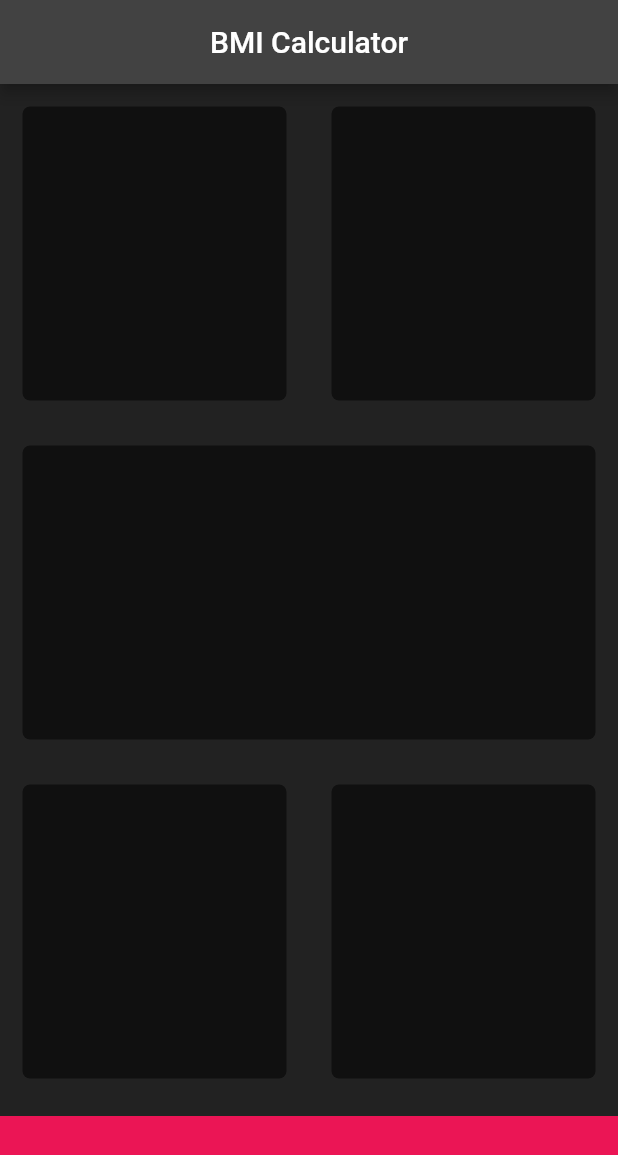
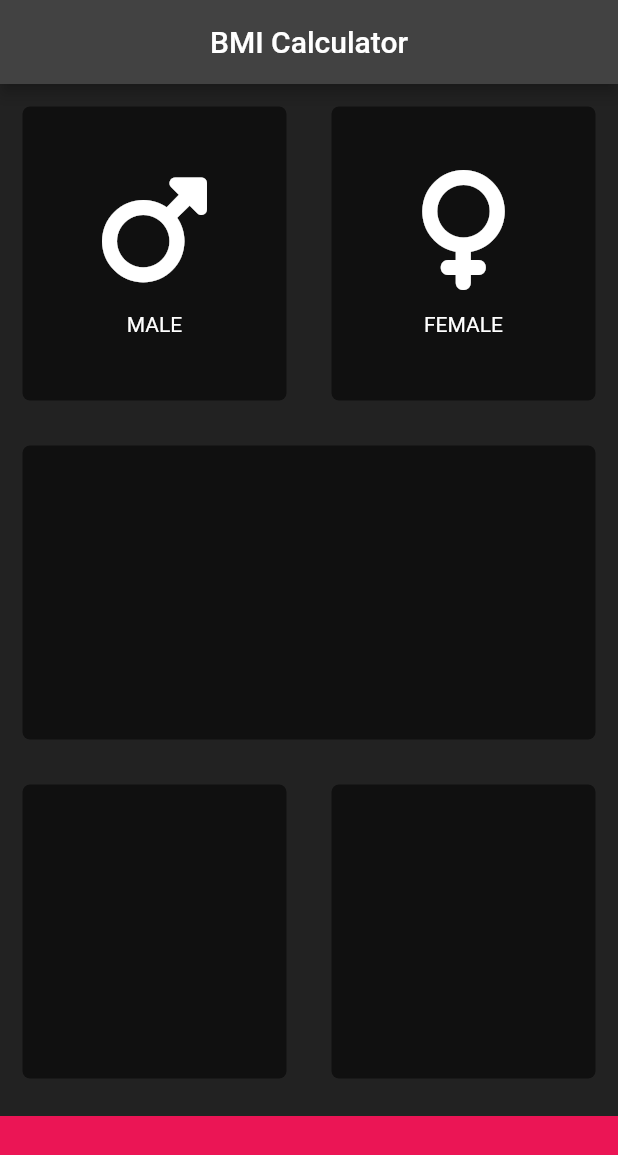
Before and after one commit to Mahsanali0786/climate_app, a Flutter app: the screen it shows after launch, on a phone screen of 412 x 824 dp. Shown: the top 1155 px of the screen. Run offline on Flutter 3.47's test engine with Material 2 defaults, Android fonts, the phone set to English and light mode, and no system bars; our stand-ins replace font_awesome_flutter.

Commit message:
Added icons and labels into cards and refactored

```diff
--- /dev/null
+++ b/bmi_calculator/lib/card-inside.dart
@@ -0,0 +1,30 @@
+import 'package:flutter/material.dart';
+import 'package:font_awesome_flutter/font_awesome_flutter.dart';
+
+class InnerCard extends StatelessWidget {
+
+
+static const labelofCardText = TextStyle(fontSize: 18.0,color: Color(0xFF8D8E98));
+
+
+  InnerCard({this.innerIcons=FontAwesomeIcons.addressCard,this.label=''});
+  final IconData innerIcons;
+  final String label;
+
+
+  @override
+  Widget build(BuildContext context) {
+    return Column(
+      mainAxisAlignment:MainAxisAlignment.center,
+      children: [
+        Icon(
+          innerIcons,size: 80.0,),
+        SizedBox(height: 15.0,),
+
+
+        Text(label),
+
+      ],
+    );
+  }
+}
--- a/bmi_calculator/lib/input_page.dart
+++ b/bmi_calculator/lib/input_page.dart
@@ -1,4 +1,10 @@
 import 'package:flutter/material.dart';
+import 'package:font_awesome_flutter/font_awesome_flutter.dart';
+import 'reusable-card.dart';
+import 'card-inside.dart';
+
+
+
 
 const comonBoxColor = Colors.black54;
 const bottomContainerColor = const Color(0XFFEB1555);
@@ -22,8 +28,11 @@ class _InputPageState extends State<InputPage> {
         children:[
           Expanded(child: Row(children: [
 
-            Expanded(child: ReusableCard(colour: comonBoxColor,),),
-            Expanded(child: ReusableCard(colour:  comonBoxColor,),),
+            Expanded(child: ReusableCard(colour: comonBoxColor,
+            cardChild:InnerCard(innerIcons: FontAwesomeIcons.mars,label: 'MALE',),
+
+            ),),
+            Expanded(child: ReusableCard(colour:  comonBoxColor,cardChild:InnerCard(innerIcons: FontAwesomeIcons.venus,label: 'FEMALE',),),),
 
 
           ],))
@@ -52,27 +61,3 @@ class _InputPageState extends State<InputPage> {
     );
   }
 }
-
-
-
-class ReusableCard extends StatelessWidget {
-
-  final Color colour;
-
- ReusableCard({required this.colour});
-
-
-  @override
-  Widget build(BuildContext context) {
-    return Container(
-      height: 200,
-      width: 170,
-      margin: const EdgeInsets.all(15.0),
-      decoration: BoxDecoration(
-        borderRadius: const BorderRadius.all(Radius.circular(5)),
-        color: colour,
-      ),
-
-    );
-  }
-}
--- /dev/null
+++ b/bmi_calculator/lib/reusable-card.dart
@@ -0,0 +1,25 @@
+import 'package:flutter/material.dart';
+
+class ReusableCard extends StatelessWidget {
+
+  final Color colour;
+  final Widget cardChild;
+
+ ReusableCard({this.cardChild=const Text(''),required this.colour});
+
+
+  @override
+  Widget build(BuildContext context) {
+    return Container(
+      child: cardChild,
+      height: 200,
+      width: 170,
+      margin: const EdgeInsets.all(15.0),
+      decoration: BoxDecoration(
+        borderRadius: const BorderRadius.all(Radius.circular(5)),
+        color: colour,
+      ),
+
+    );
+  }
+}
--- a/bmi_calculator/pubspec.yaml
+++ b/bmi_calculator/pubspec.yaml
@@ -34,6 +34,7 @@ dependencies:
   # The following adds the Cupertino Icons font to your application.
   # Use with the CupertinoIcons class for iOS style icons.
   cupertino_icons: ^1.0.2
+  font_awesome_flutter: ^10.1.0
 
 dev_dependencies:
   flutter_test:
```
Also changed, not shown: bmi_calculator/pubspec.lock.
